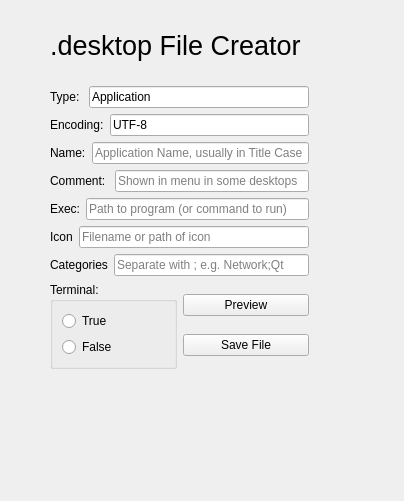
OpenCubeSoftware/DesktopFileCreator, file mainwindow.ui: the form before one commit.
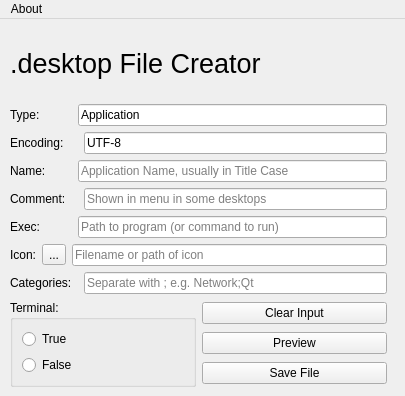
The form after the commit.

```diff
--- a/mainwindow.ui
+++ b/mainwindow.ui
@@ -6,8 +6,8 @@
    <rect>
     <x>0</x>
     <y>0</y>
-    <width>404</width>
-    <height>501</height>
+    <width>405</width>
+    <height>396</height>
    </rect>
   </property>
   <property name="windowTitle">
@@ -17,10 +17,10 @@
    <widget class="QWidget" name="">
     <property name="geometry">
      <rect>
-      <x>50</x>
+      <x>10</x>
       <y>10</y>
-      <width>259</width>
-      <height>359</height>
+      <width>377</width>
+      <height>358</height>
      </rect>
     </property>
     <layout class="QVBoxLayout" name="verticalLayout_3">
@@ -37,123 +37,78 @@
       </widget>
      </item>
      <item>
-      <layout class="QHBoxLayout" name="horizontalLayout">
-       <item>
-        <widget class="QLabel" name="label_2">
-         <property name="text">
-          <string>Type: </string>
+      <layout class="QGridLayout" name="gridLayout">
+       <item row="5" column="2" colspan="3">
+        <widget class="QLineEdit" name="txtIcon">
+         <property name="placeholderText">
+          <string>Filename or path of icon</string>
          </property>
         </widget>
        </item>
-       <item>
-        <widget class="QLineEdit" name="txtType">
+       <item row="3" column="0" colspan="4">
+        <widget class="QLabel" name="label_5">
          <property name="text">
-          <string>Application</string>
+          <string>Comment: </string>
          </property>
         </widget>
        </item>
-      </layout>
-     </item>
-     <item>
-      <layout class="QHBoxLayout" name="horizontalLayout_2">
-       <item>
-        <widget class="QLabel" name="label_3">
+       <item row="5" column="0">
+        <widget class="QLabel" name="label_7">
          <property name="text">
-          <string>Encoding:</string>
+          <string>Icon:</string>
          </property>
         </widget>
        </item>
-       <item>
+       <item row="1" column="4">
         <widget class="QLineEdit" name="txtEncoding">
          <property name="text">
           <string>UTF-8</string>
          </property>
         </widget>
        </item>
-      </layout>
-     </item>
-     <item>
-      <layout class="QHBoxLayout" name="horizontalLayout_3">
-       <item>
+       <item row="2" column="0" colspan="3">
         <widget class="QLabel" name="label_4">
          <property name="text">
           <string>Name:</string>
          </property>
         </widget>
        </item>
-       <item>
-        <widget class="QLineEdit" name="txtName">
-         <property name="placeholderText">
-          <string>Application Name, usually in Title Case</string>
-         </property>
-        </widget>
-       </item>
-      </layout>
-     </item>
-     <item>
-      <layout class="QHBoxLayout" name="horizontalLayout_4">
-       <item>
-        <widget class="QLabel" name="label_5">
+       <item row="0" column="0" colspan="3">
+        <widget class="QLabel" name="label_2">
          <property name="text">
-          <string>Comment: </string>
+          <string>Type: </string>
          </property>
         </widget>
        </item>
-       <item>
-        <widget class="QLineEdit" name="txtComment">
-         <property name="placeholderText">
-          <string>Shown in menu in some desktops</string>
-         </property>
-        </widget>
-       </item>
-      </layout>
-     </item>
-     <item>
-      <layout class="QHBoxLayout" name="horizontalLayout_5">
-       <item>
+       <item row="4" column="0" colspan="3">
         <widget class="QLabel" name="label_6">
          <property name="text">
           <string>Exec:</string>
          </property>
         </widget>
        </item>
-       <item>
-        <widget class="QLineEdit" name="txtExec">
-         <property name="placeholderText">
-          <string>Path to program (or command to run)</string>
-         </property>
-        </widget>
-       </item>
-      </layout>
-     </item>
-     <item>
-      <layout class="QHBoxLayout" name="horizontalLayout_6">
-       <item>
-        <widget class="QLabel" name="label_7">
-         <property name="text">
-          <string>Icon</string>
-         </property>
-        </widget>
-       </item>
-       <item>
-        <widget class="QLineEdit" name="txtIcon">
-         <property name="placeholderText">
-          <string>Filename or path of icon</string>
-         </property>
-        </widget>
-       </item>
-      </layout>
-     </item>
-     <item>
-      <layout class="QHBoxLayout" name="horizontalLayout_7">
-       <item>
+       <item row="6" column="0" colspan="4">
         <widget class="QLabel" name="label_8">
          <property name="text">
-          <string>Categories</string>
+          <string>Categories:</string>
          </property>
         </widget>
        </item>
-       <item>
+       <item row="1" column="0" colspan="4">
+        <widget class="QLabel" name="label_3">
+         <property name="text">
+          <string>Encoding:</string>
+         </property>
+        </widget>
+       </item>
+       <item row="3" column="4">
+        <widget class="QLineEdit" name="txtComment">
+         <property name="placeholderText">
+          <string>Shown in menu in some desktops</string>
+         </property>
+        </widget>
+       </item>
+       <item row="6" column="4">
         <widget class="QLineEdit" name="txtCategories">
          <property name="text">
           <string/>
@@ -163,6 +118,37 @@
          </property>
         </widget>
        </item>
+       <item row="2" column="3" colspan="2">
+        <widget class="QLineEdit" name="txtName">
+         <property name="placeholderText">
+          <string>Application Name, usually in Title Case</string>
+         </property>
+        </widget>
+       </item>
+       <item row="4" column="3" colspan="2">
+        <widget class="QLineEdit" name="txtExec">
+         <property name="placeholderText">
+          <string>Path to program (or command to run)</string>
+         </property>
+        </widget>
+       </item>
+       <item row="0" column="3" colspan="2">
+        <widget class="QLineEdit" name="txtType">
+         <property name="text">
+          <string>Application</string>
+         </property>
+        </widget>
+       </item>
+       <item row="5" column="1">
+        <widget class="QToolButton" name="btnIconFile">
+         <property name="text">
+          <string>...</string>
+         </property>
+         <property name="popupMode">
+          <enum>QToolButton::InstantPopup</enum>
+         </property>
+        </widget>
+       </item>
       </layout>
      </item>
      <item>
@@ -192,6 +178,13 @@
        </item>
        <item>
         <layout class="QVBoxLayout" name="verticalLayout_2">
+         <item>
+          <widget class="QPushButton" name="btnClear">
+           <property name="text">
+            <string>Clear Input</string>
+           </property>
+          </widget>
+         </item>
          <item>
           <widget class="QPushButton" name="btnPreview">
            <property name="text">
@@ -218,10 +211,17 @@
     <rect>
      <x>0</x>
      <y>0</y>
-     <width>404</width>
+     <width>405</width>
      <height>21</height>
     </rect>
    </property>
+   <widget class="QMenu" name="menuAbout">
+    <property name="title">
+     <string>About</string>
+    </property>
+    <addaction name="actionAbout_desktop_File_Creator"/>
+   </widget>
+   <addaction name="menuAbout"/>
   </widget>
  </widget>
  <resources/>
```
Left out of the diff: 7 changed lines with no effect on the pictures.
